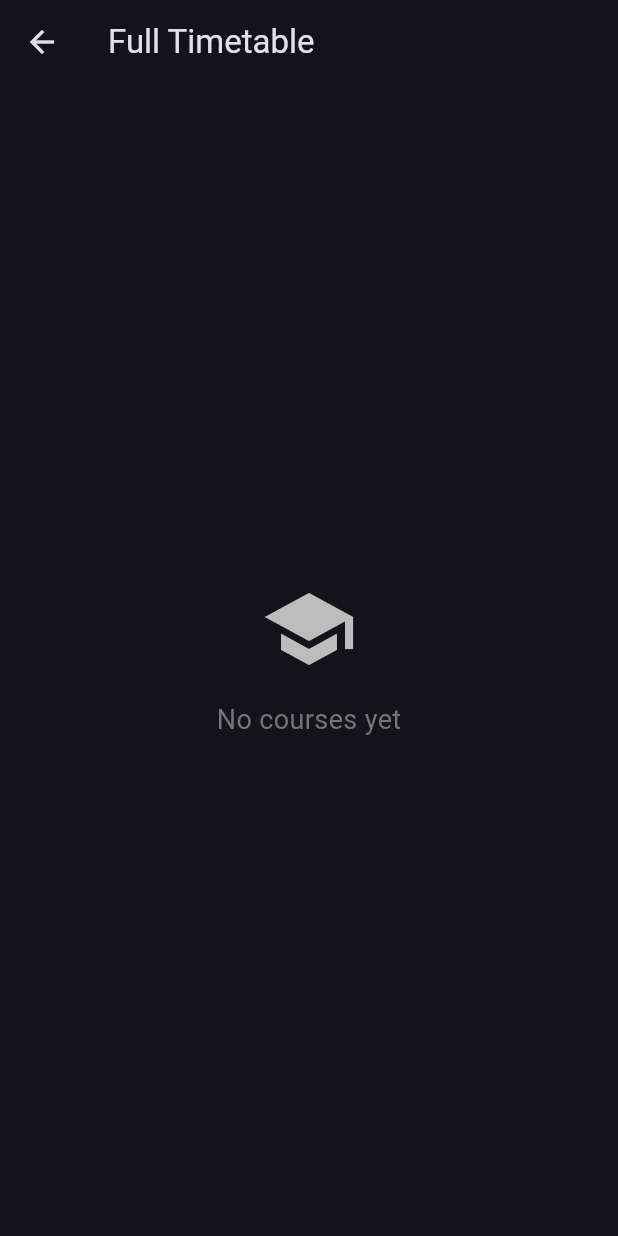
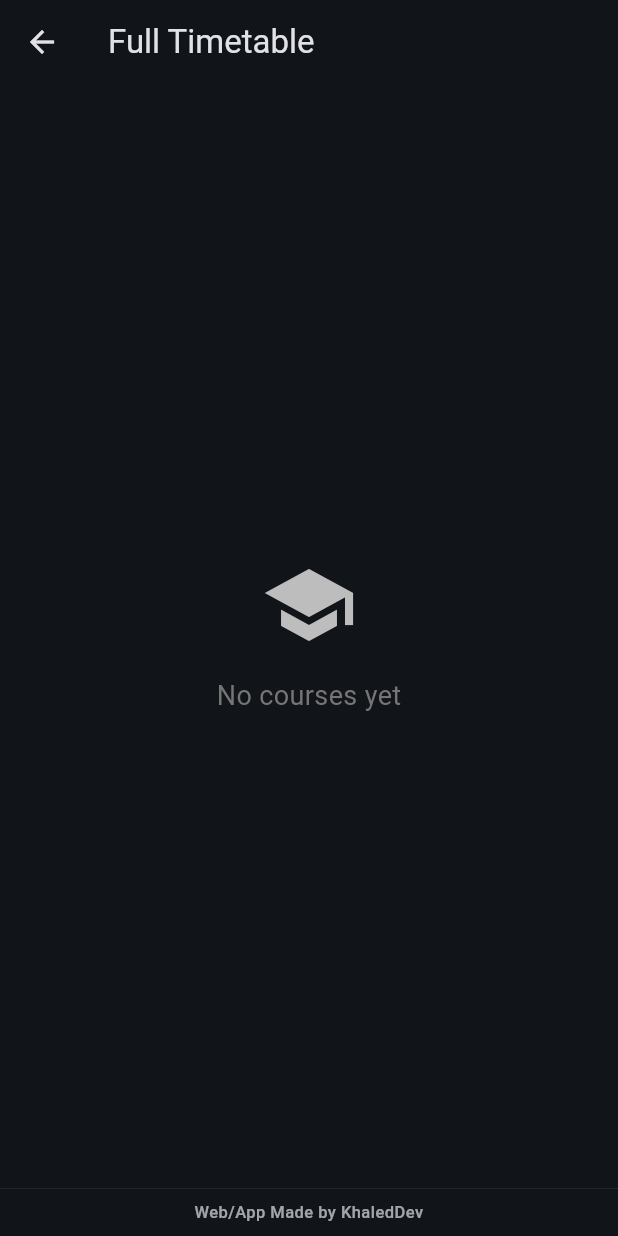
Before and after one commit to KhaledDev/ua, a Flutter app: the TimetableScreen screen opened directly, on a phone screen of 412 x 824 dp. Run offline on Flutter 3.47's test engine with Material 3 defaults, Android fonts, the phone set to English and light mode, and no system bars; our stand-ins replace flutter_local_notifications, shared_preferences, timezone; accounts and stored records are empty.

Commit message:
Added watermark at the bottom

```diff
--- a/lib/screens/add_course_screen.dart
+++ b/lib/screens/add_course_screen.dart
@@ -2,6 +2,7 @@ import 'package:flutter/material.dart';
 import '../models/course.dart';
 import '../Services/course_storage.dart';
 import '../Services/notification_service.dart';
+import '../widgets/khaled_dev_watermark.dart';
 
 class AddCourseScreen extends StatefulWidget {
   final Course? course; // For editing existing courses
@@ -264,6 +265,7 @@ class _AddCourseScreenState extends State<AddCourseScreen> {
           ],
         ),
       ),
+      bottomNavigationBar: const KhaledDevWatermark(),
     );
   }
 }
--- a/lib/screens/home_screen.dart
+++ b/lib/screens/home_screen.dart
@@ -4,6 +4,7 @@ import '../models/course.dart';
 import '../Services/course_storage.dart';
 import '../Services/TimeConverter.dart';
 import '../Services/notification_service.dart';
+import '../widgets/khaled_dev_watermark.dart';
 import 'add_course_screen.dart';
 import 'components/course_tile.dart';
 import 'week_schedule_screen.dart';
@@ -339,6 +340,7 @@ class _HomeScreenState extends State<HomeScreen> {
         child: const Icon(Icons.add),
       ),
       drawer: _buildDrawer(),
+      bottomNavigationBar: const KhaledDevWatermark(),
     );
   }
 
--- a/lib/screens/timetable_screen.dart
+++ b/lib/screens/timetable_screen.dart
@@ -2,6 +2,7 @@ import 'package:flutter/material.dart';
 import '../models/course.dart';
 import '../Services/course_storage.dart';
 import '../Services/TimeConverter.dart';
+import '../widgets/khaled_dev_watermark.dart';
 import 'add_course_screen.dart';
 
 class TimetableScreen extends StatefulWidget {
@@ -147,6 +148,7 @@ class _TimetableScreenState extends State<TimetableScreen> {
       return Scaffold(
         appBar: AppBar(title: const Text('Full Timetable')),
         body: const Center(child: CircularProgressIndicator()),
+        bottomNavigationBar: const KhaledDevWatermark(),
       );
     }
 
@@ -175,6 +177,7 @@ class _TimetableScreenState extends State<TimetableScreen> {
             ],
           ),
         ),
+        bottomNavigationBar: const KhaledDevWatermark(),
       );
     }
 
@@ -385,6 +388,7 @@ class _TimetableScreenState extends State<TimetableScreen> {
           );
         },
       ),
+      bottomNavigationBar: const KhaledDevWatermark(),
     );
   }
 }
--- a/lib/screens/week_schedule_screen.dart
+++ b/lib/screens/week_schedule_screen.dart
@@ -2,6 +2,7 @@ import 'package:flutter/material.dart';
 import '../models/course.dart';
 import '../Services/course_storage.dart';
 import '../Services/TimeConverter.dart';
+import '../widgets/khaled_dev_watermark.dart';
 import 'components/course_tile.dart';
 import 'add_course_screen.dart';
 
@@ -257,6 +258,7 @@ class _WeekScheduleScreenState extends State<WeekScheduleScreen>
                 );
               }),
             ),
+      bottomNavigationBar: const KhaledDevWatermark(),
     );
   }
 }
--- /dev/null
+++ b/lib/widgets/khaled_dev_watermark.dart
@@ -0,0 +1,42 @@
+import 'package:flutter/material.dart';
+
+/// A small, non-intrusive bottom bar watermark
+/// shown across the app.
+class KhaledDevWatermark extends StatelessWidget {
+  const KhaledDevWatermark({super.key});
+
+  @override
+  Widget build(BuildContext context) {
+    final theme = Theme.of(context);
+    final colorScheme = theme.colorScheme;
+
+    return SafeArea(
+      top: false,
+      child: SizedBox(
+        height: 32,
+        child: Container(
+          padding: const EdgeInsets.symmetric(horizontal: 12),
+          decoration: BoxDecoration(
+            color: colorScheme.surface.withValues(alpha: 0.9),
+            border: Border(
+              top: BorderSide(
+                color: colorScheme.outlineVariant.withValues(alpha: 0.5),
+                width: 0.5,
+              ),
+            ),
+          ),
+          child: Center(
+            child: Text(
+              'Web/App Made by KhaledDev',
+              textAlign: TextAlign.center,
+              style: theme.textTheme.labelSmall?.copyWith(
+                color: colorScheme.onSurface.withValues(alpha: 0.7),
+                letterSpacing: 0.3,
+              ),
+            ),
+          ),
+        ),
+      ),
+    );
+  }
+}
```
